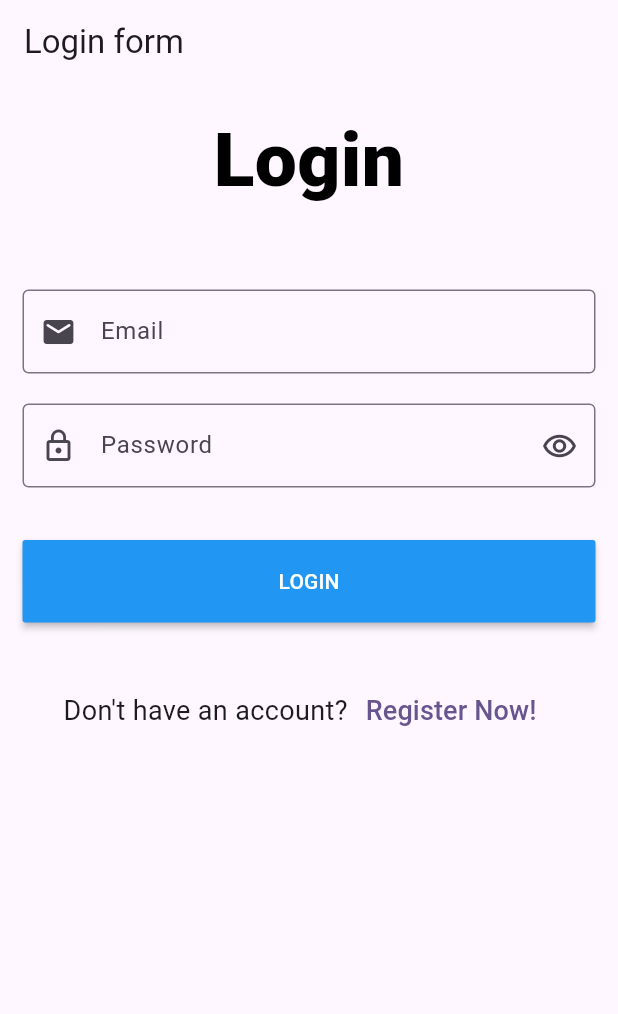
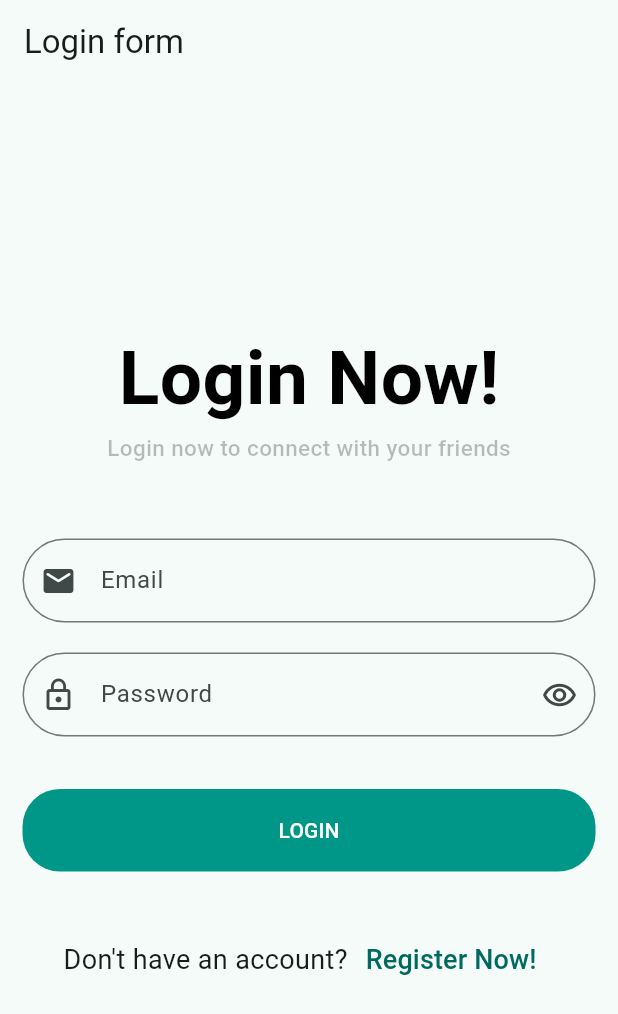
Before and after one commit to YossefAhmed9/Chat-app, a Flutter app: the screen it shows after launch, on a phone screen of 412 x 824 dp. Shown: the top 1014 px of the screen. Run offline on Flutter 3.47's test engine with Material 3 defaults, Android fonts, the phone set to English and light mode, and no system bars; our stand-ins replace cloud_firestore, firebase_auth, firebase_core, modal_progress_hud_nsn; accounts and stored records are empty.

Commit message:
Added final touches!!

```diff
--- a/lib/Layouts/login_screen.dart
+++ b/lib/Layouts/login_screen.dart
@@ -19,7 +19,7 @@ class _Login_ScreenState extends State<Login_Screen> {
   var passKey = GlobalKey<FormState>();
   var passcontroller = TextEditingController();
   bool showpass = true;
-  bool isLoading = false;
+  //bool isLoading = false;
 
   @override
   Widget build(BuildContext context) {
@@ -29,6 +29,7 @@ class _Login_ScreenState extends State<Login_Screen> {
       ),
       body: Padding(
         padding: const EdgeInsets.all(15.0),
+        child: Center(
           child: SingleChildScrollView(
             child: Form(
               key: formKey,
@@ -36,11 +37,19 @@ class _Login_ScreenState extends State<Login_Screen> {
                 crossAxisAlignment: CrossAxisAlignment.center,
                 children: [
                   const Text(
-                  'Login',
+                    'Login Now!',
                     style: TextStyle(
                       color: Colors.black,
-                    fontWeight: FontWeight.w900,
+                      fontWeight: FontWeight.w700,
                       fontSize: 50.0,
+                    ),
+                  ),
+                  const Text(
+                    'Login now to connect with your friends',
+                    style: TextStyle(
+                      color: Colors.black26,
+                      fontWeight: FontWeight.w500,
+                      fontSize: 15.0,
                     ),
                   ),
                   const SizedBox(
@@ -58,7 +67,7 @@ class _Login_ScreenState extends State<Login_Screen> {
                     },
                     () {},
                     'Email',
-                  const OutlineInputBorder(),
+                   OutlineInputBorder(borderRadius: BorderRadius.circular(35)),
                     const Icon(
                       Icons.email_rounded,
                     ),
@@ -90,7 +99,7 @@ class _Login_ScreenState extends State<Login_Screen> {
                     },
                     decoration: InputDecoration(
                       labelText: 'Password',
-                    border: const OutlineInputBorder(),
+                      border:  OutlineInputBorder(borderRadius: BorderRadius.circular(35)),
                       prefixIcon: const Icon(Icons.lock_outline),
                       suffixIcon: GestureDetector(
                           onTap: () {
@@ -104,7 +113,10 @@ class _Login_ScreenState extends State<Login_Screen> {
                   const SizedBox(
                     height: 35,
                   ),
-                SizedBox(
+                  Container(
+                    decoration: BoxDecoration(
+                      color: Colors.teal,borderRadius: BorderRadius.circular(25),
+                    ),
                     width: double.infinity,
                     height: 55.0,
                     child: MaterialButton(
@@ -114,7 +126,7 @@ class _Login_ScreenState extends State<Login_Screen> {
                           print('pass: ' + passcontroller.text);
                         }
                         setState(() {
-                        isLoading = true;
+                          // isLoading = true;
                         });
 
                         try {
@@ -136,10 +148,7 @@ class _Login_ScreenState extends State<Login_Screen> {
                           }
                         }
                       },
-                    color: Colors.blue,
-                    child: isLoading == true
-                        ? const CircularProgressIndicator()
-                        : const Text(
+                      child: const Text(
                         'LOGIN',
                         style: TextStyle(
                           color: Colors.white,
@@ -178,6 +187,7 @@ class _Login_ScreenState extends State<Login_Screen> {
             ),
           ),
         ),
+      ),
     );
   }
 }
--- a/lib/components/components.dart
+++ b/lib/components/components.dart
@@ -47,10 +47,12 @@ Widget defaultTextFormField(
       onChanged: change,
       onTap: tap,
       validator: validate,
+      scrollPhysics: BouncingScrollPhysics(),
+
       decoration: InputDecoration(
         labelText: label,
         border: border,
-        prefixIcon: prefix,
+        prefixIcon: prefix
       ),
     );
 
--- a/lib/main.dart
+++ b/lib/main.dart
@@ -1,5 +1,6 @@
 import 'package:chat_app/Layouts/Register%20Screen.dart';
 import 'package:chat_app/Layouts/chat%20screen.dart';
+import 'package:chat_app/users%20screen.dart';
 import 'package:firebase_core/firebase_core.dart';
 import 'package:flutter/material.dart';
 
@@ -29,7 +30,8 @@ class MyApp extends StatelessWidget {
       title: 'Flutter Demo',
       debugShowCheckedModeBanner: false,
       theme: ThemeData(
-        colorScheme: ColorScheme.fromSeed(seedColor: Colors.deepPurple),
+
+        colorScheme: ColorScheme.fromSeed(seedColor: Colors.teal),
         useMaterial3: true,
       ),
       home: Login_Screen(),
--- a/pubspec.yaml
+++ b/pubspec.yaml
@@ -65,8 +65,8 @@ flutter:
   uses-material-design: true
 
   # To add assets to your application, add an assets section, like this:
-  # assets:
-  #   - images/a_dot_burr.jpeg
+  assets:
+    - assets/images/
   #   - images/a_dot_ham.jpeg
 
   # An image asset can refer to one or more resolution-specific "variants", see
```
Also changed, not shown: lib/Layouts/chat screen.dart (+26 -23 lines), lib/users screen.dart (added, +48 -0 lines), assets/images/official-whatsapp-background-image.jpg (added), lib/cubit/cubit.dart (added), lib/cubit/states.dart (added), pubspec.lock. Lines whose indentation alone changed are shown as unchanged.
